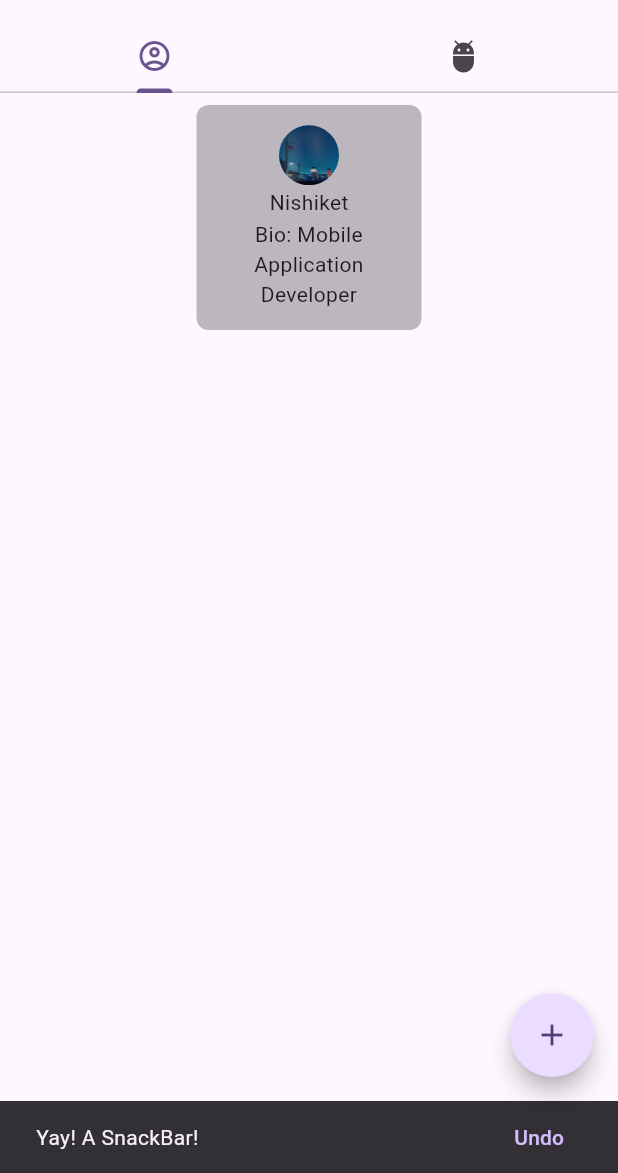
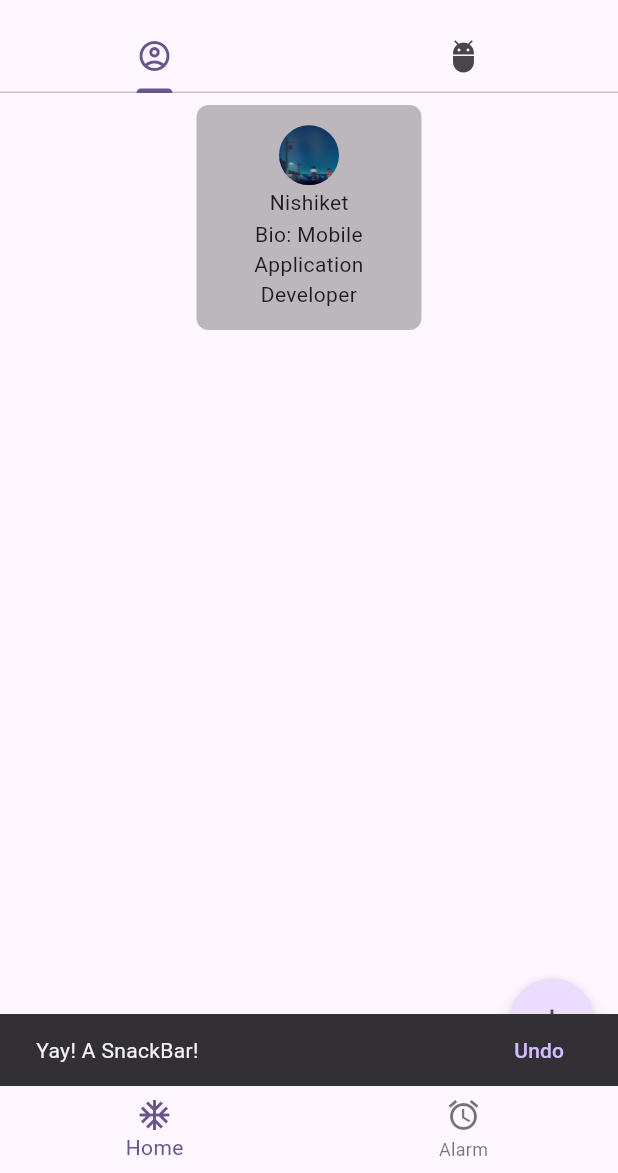
Before and after one commit to nishiket04/Mobile-Training-Flutter-2025, a Flutter app: the CustomWidgetTask screen opened by its route, after a tap on the "add" icon, on a phone screen of 412 x 824 dp, the part 63-1236 px from its top. Run offline on Flutter 3.47's test engine with Material 3 defaults, Android fonts, the phone set to English and light mode, and no system bars.

Commit message:
added bottom navigation bar

```diff
--- a/lib/dialog_custom_widget/custom_widget_task.dart
+++ b/lib/dialog_custom_widget/custom_widget_task.dart
@@ -10,10 +10,48 @@ class CustomWidgetTask extends StatefulWidget {
 }
 
 class _CustomWidgetTask extends State<CustomWidgetTask> {
+  int _index = 0;
+  List<Widget> _screen = [TabScreen(),ColorScreen()];
   @override
   Widget build(BuildContext context) {
     return SafeArea(
-      child: DefaultTabController(
+      child: Scaffold(
+        body: _screen[_index],
+          bottomNavigationBar: BottomNavigationBar(
+            currentIndex: _index,
+            onTap: (index){
+              setState(() {
+                _index = index;
+              });
+            },
+            items: <BottomNavigationBarItem>[
+              BottomNavigationBarItem(icon: Icon(Icons.ac_unit), label: "Home"),
+              BottomNavigationBarItem(
+                icon: Icon(Icons.access_alarm),
+                label: "Alarm",
+              ),
+            ],
+          )
+      ),
+    );
+  }
+}
+
+class ColorScreen extends StatelessWidget{
+  @override
+  Widget build(BuildContext context) {
+    return Scaffold(
+      backgroundColor: Colors.deepPurpleAccent,
+      body: Center(child: Text("Colored Screen"),),
+    );
+  }
+
+}
+
+class TabScreen extends StatelessWidget{
+  @override
+  Widget build(BuildContext context) {
+    return DefaultTabController(
       initialIndex: 0,
       length: 2,
       child: Scaffold(
@@ -26,11 +64,9 @@ class _CustomWidgetTask extends State<CustomWidgetTask> {
             ],
           ),
         ),
-          body: const TabBarView(children: [
-            ScreenA(),
-            ScreenB()
-          ]),
-          floatingActionButton: FloatingActionButton(shape: CircleBorder(),
+        body: const TabBarView(children: [ScreenA(), ScreenB()]),
+        floatingActionButton: FloatingActionButton(
+          shape: CircleBorder(),
           child: Icon(Icons.add),
           onPressed: () {
             ScaffoldMessenger.of(context).showSnackBar(
@@ -42,12 +78,12 @@ class _CustomWidgetTask extends State<CustomWidgetTask> {
           },
         ),
       ),
-      ),
     );
   }
+
 }
 
-class ScreenA extends StatelessWidget{
+class ScreenA extends StatelessWidget {
   const ScreenA({super.key});
 
   @override
@@ -83,9 +119,7 @@ class ScreenA extends StatelessWidget{
                     title: const Text("Nishiket"),
                     content: const SingleChildScrollView(
                       child: ListBody(
-                        children: [
-                          Text("Bio: Mobile Application Developer"),
-                        ],
+                        children: [Text("Bio: Mobile Application Developer")],
                       ),
                     ),
                     actions: [
@@ -106,16 +140,19 @@ class ScreenA extends StatelessWidget{
       ],
     );
   }
+}
 
-}
-class ScreenB extends StatelessWidget{
+class ScreenB extends StatelessWidget {
   const ScreenB({super.key});
 
   @override
   Widget build(BuildContext context) {
     return Center(
-      child: ElevatedButton(onPressed: (){
-        showBottomSheet(context: context, builder: (BuildContext context) {
+      child: ElevatedButton(
+        onPressed: () {
+          showBottomSheet(
+            context: context,
+            builder: (BuildContext context) {
               return Container(
                 height: 200,
                 color: Colors.amber,
@@ -133,10 +170,11 @@ class ScreenB extends StatelessWidget{
                   ),
                 ),
               );
-        }
+            },
           );
-      }, child: Text("Show Bottom Sheet")),
+        },
+        child: Text("Show Bottom Sheet"),
+      ),
     );
   }
-
 }
```
Lines whose indentation alone changed are shown as unchanged.
